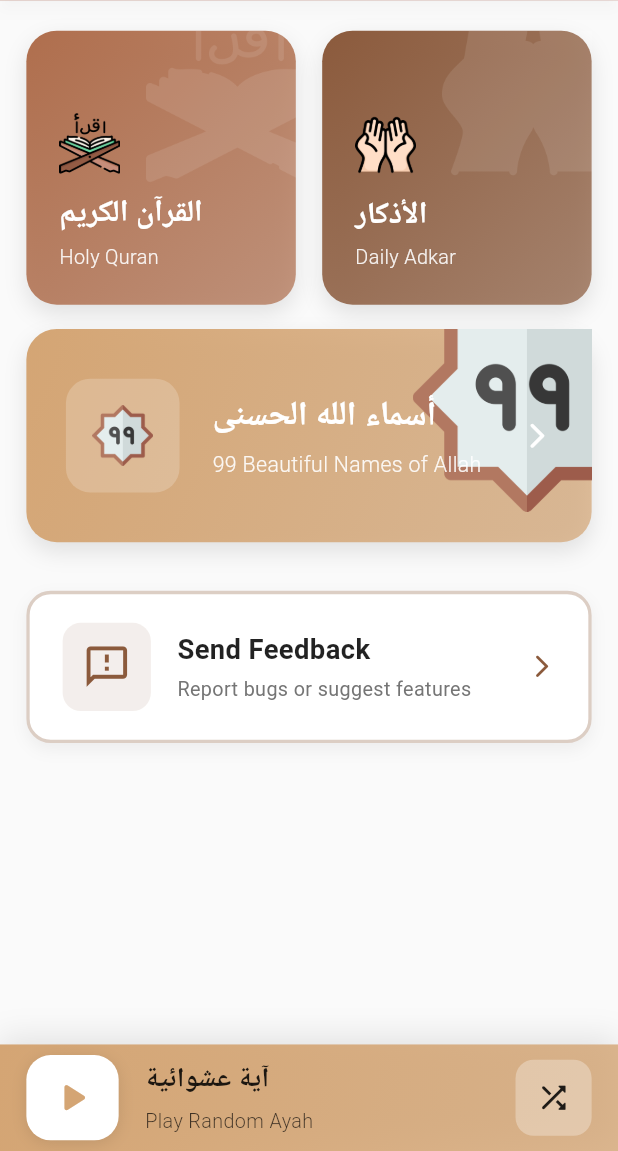
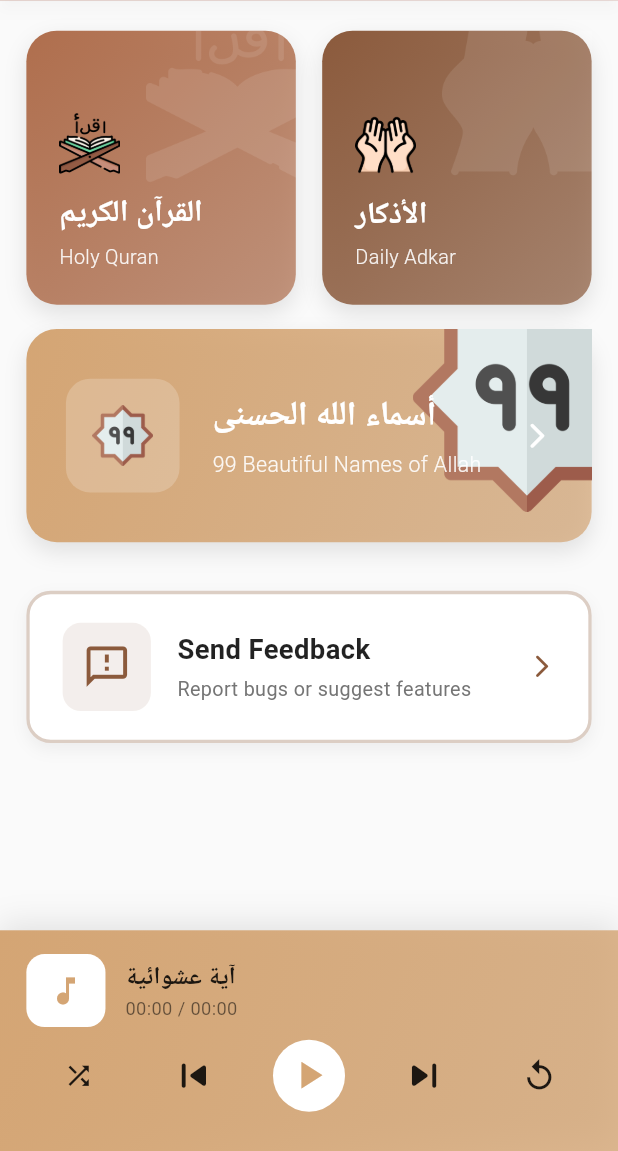
Before and after one commit to h0996g/h0996g.github.io, a Flutter app: the screen it shows after launch, on a phone screen of 412 x 824 dp, the part 85-1236 px from its top. Run offline on Flutter 3.47's test engine with Material 3 defaults, Android fonts, the light colour scheme and no system bars; our stand-ins replace dio, equatable, flutter_bloc, flutter_dotenv, flutter_screenutil, just_audio and 1 more; accounts and stored records are empty; Roboto replaces fonts that are missing (Amiri).

Commit message:
feat: Enhance bottom player with playback controls, progress display, and navigation for next, previous, and random audio.

```diff
--- a/lib/Feature/Home/presentation/manager/bottom_player_cubit.dart
+++ b/lib/Feature/Home/presentation/manager/bottom_player_cubit.dart
@@ -2,6 +2,7 @@ import 'package:flutter_bloc/flutter_bloc.dart';
 import 'package:just_audio/just_audio.dart';
 import 'package:noor/Feature/Home/data/repo/home_repo.dart';
 import 'package:noor/Feature/Home/presentation/manager/bottom_player_state.dart';
+import 'dart:math';
 
 class BottomPlayerCubit extends Cubit<BottomPlayerState> {
   final HomeRepository repository;
@@ -15,6 +16,51 @@ class BottomPlayerCubit extends Cubit<BottomPlayerState> {
         emit(state.copyWith(status: BottomPlayerStatus.stopped));
       }
     });
+
+    _audioPlayer.positionStream.listen((position) {
+      // Only emit if the second has changed to avoid excessive rebuilds
+      if (position.inSeconds != state.position.inSeconds) {
+        emit(state.copyWith(position: position));
+      }
+    });
+
+    _audioPlayer.durationStream.listen((duration) {
+      emit(state.copyWith(duration: duration ?? Duration.zero));
+    });
+  }
+
+  void seek(Duration position) {
+    _audioPlayer.seek(position);
+  }
+
+  Future<void> replay() async {
+    await _audioPlayer.seek(Duration.zero);
+    if (!_audioPlayer.playing) {
+      _audioPlayer.play();
+      emit(state.copyWith(status: BottomPlayerStatus.playing));
+    }
+  }
+
+  Future<void> playNext() async {
+    if (state.audioData?.id != null) {
+      // Loop or Clamp? Let's assume loop 1-100 as per user context
+      int nextId = state.audioData!.id! + 1;
+      if (nextId > 100) nextId = 1;
+      await playQuranAudio(nextId);
+    }
+  }
+
+  Future<void> playPrevious() async {
+    if (state.audioData?.id != null) {
+      int prevId = state.audioData!.id! - 1;
+      if (prevId < 1) prevId = 100;
+      await playQuranAudio(prevId);
+    }
+  }
+
+  Future<void> playRandomAyah() async {
+    final randomId = Random().nextInt(100) + 1; // 1 to 100
+    await playQuranAudio(randomId);
   }
 
   Future<void> playQuranAudio(int id) async {
--- a/lib/Feature/Home/presentation/manager/bottom_player_state.dart
+++ b/lib/Feature/Home/presentation/manager/bottom_player_state.dart
@@ -7,25 +7,39 @@ class BottomPlayerState extends Equatable {
   final BottomPlayerStatus status;
   final QuranAudioModel? audioData;
   final String? errorMessage;
+  final Duration position;
+  final Duration duration;
 
   const BottomPlayerState({
     this.status = BottomPlayerStatus.initial,
     this.audioData,
     this.errorMessage,
+    this.position = Duration.zero,
+    this.duration = Duration.zero,
   });
 
   BottomPlayerState copyWith({
     BottomPlayerStatus? status,
     QuranAudioModel? audioData,
     String? errorMessage,
+    Duration? position,
+    Duration? duration,
   }) {
     return BottomPlayerState(
       status: status ?? this.status,
       audioData: audioData ?? this.audioData,
       errorMessage: errorMessage ?? this.errorMessage,
+      position: position ?? this.position,
+      duration: duration ?? this.duration,
     );
   }
 
   @override
-  List<Object?> get props => [status, audioData, errorMessage];
+  List<Object?> get props => [
+    status,
+    audioData,
+    errorMessage,
+    position,
+    duration,
+  ];
 }
--- a/lib/Feature/Home/presentation/views/widgets/bottom_player_widget.dart
+++ b/lib/Feature/Home/presentation/views/widgets/bottom_player_widget.dart
@@ -17,7 +17,7 @@ class BottomPlayerWidget extends StatelessWidget {
           top: false,
           bottom: Platform.isIOS == false,
           child: Container(
-            height: 70.h,
+            height: 145.h,
             decoration: BoxDecoration(
               gradient: LinearGradient(
                 begin: Alignment.topLeft,
@@ -35,89 +35,158 @@ class BottomPlayerWidget extends StatelessWidget {
                 ),
               ],
             ),
-            child: Padding(
+            child: Column(
+              mainAxisAlignment: MainAxisAlignment.center,
+              children: [
+                // Info Row
+                Padding(
                   padding: EdgeInsets.symmetric(horizontal: 16.w),
                   child: Row(
                     children: [
-                  // Play Button
-                  GestureDetector(
-                    onTap: () {
-                      // Trigger play for ID 1 as requested
-                      context.read<BottomPlayerCubit>().playQuranAudio(1);
-                    },
-                    child: Container(
-                      width: 56.w,
-                      height: 56.h,
+                      Container(
+                        width: 48.w,
+                        height: 48.h,
                         decoration: BoxDecoration(
                           color: Colors.white,
-                        borderRadius: BorderRadius.circular(16.r),
-                        boxShadow: [
-                          BoxShadow(
-                            color: Colors.black.withValues(alpha: 0.1),
-                            blurRadius: 8.r,
-                            offset: Offset(0, 2.h),
+                          borderRadius: BorderRadius.circular(12.r),
                         ),
-                        ],
-                      ),
-                      child: _buildPlayIcon(state.status),
+                        child: Icon(
+                          Icons.music_note,
+                          color: AppColors.secondary,
                         ),
                       ),
-
-                  SizedBox(width: 16.w),
-
-                  // Text Content
+                      SizedBox(width: 12.w),
                       Expanded(
                         child: Column(
                           crossAxisAlignment: CrossAxisAlignment.start,
-                      mainAxisAlignment: MainAxisAlignment.center,
                           children: [
                             Text(
-                          'آية عشوائية',
+                              'آية عشوائية ${state.audioData?.id != null ? "#${state.audioData!.id}" : ""}',
                               style: TextStyle(
-                            fontSize: 18.sp,
+                                fontSize: 16.sp,
                                 fontWeight: FontWeight.bold,
                                 color: Colors.black87,
                                 fontFamily: 'Amiri',
                               ),
                             ),
-                        SizedBox(height: 4.h),
                             Text(
-                          state.status == BottomPlayerStatus.playing
-                              ? 'Playing...'
-                              : state.status == BottomPlayerStatus.loading
-                              ? 'Loading...'
-                              : 'Play Random Ayah',
+                              _formatDuration(state.position) +
+                                  " / " +
+                                  _formatDuration(state.duration),
                               style: TextStyle(
-                            fontSize: 13.sp,
-                            color: Colors.black.withValues(alpha: 0.7),
-                            fontWeight: FontWeight.w300,
+                                fontSize: 12.sp,
+                                color: Colors.black54,
+                              ),
+                            ),
+                          ],
                         ),
                       ),
                     ],
                   ),
                 ),
 
-                  // Shuffle Button (Can be used to generate random ID later)
+                SizedBox(height: 8.h),
+
+                // Controls Row
+                Row(
+                  mainAxisAlignment: MainAxisAlignment.spaceEvenly,
+                  children: [
+                    IconButton(
+                      onPressed: () =>
+                          context.read<BottomPlayerCubit>().playRandomAyah(),
+                      icon: Icon(
+                        Icons.shuffle,
+                        color: Colors.black87,
+                        size: 20.sp,
+                      ),
+                    ),
+                    IconButton(
+                      onPressed: () =>
+                          context.read<BottomPlayerCubit>().playPrevious(),
+                      icon: Icon(
+                        Icons.skip_previous_rounded,
+                        color: Colors.black87,
+                        size: 32.sp,
+                      ),
+                    ),
+
+                    // Play/Pause
                     GestureDetector(
                       onTap: () {
-                      // Future implementation for random ID
-                      context.read<BottomPlayerCubit>().playQuranAudio(1);
+                        if (state.audioData != null &&
+                            state.audioData!.id != null) {
+                          context.read<BottomPlayerCubit>().playQuranAudio(
+                            state.audioData!.id!,
+                          );
+                        } else {
+                          context.read<BottomPlayerCubit>().playRandomAyah();
+                        }
                       },
                       child: Container(
-                      padding: EdgeInsets.all(12.w),
+                        padding: EdgeInsets.all(8.w),
                         decoration: BoxDecoration(
-                        color: Colors.white.withValues(alpha: 0.3),
-                        borderRadius: BorderRadius.circular(12.r),
+                          color: Colors.white,
+                          shape: BoxShape.circle,
                         ),
-                      child: Icon(
-                        Icons.shuffle_rounded,
+                        child: _buildPlayIcon(state.status),
+                      ),
+                    ),
+
+                    IconButton(
+                      onPressed: () =>
+                          context.read<BottomPlayerCubit>().playNext(),
+                      icon: Icon(
+                        Icons.skip_next_rounded,
+                        color: Colors.black87,
+                        size: 32.sp,
+                      ),
+                    ),
+                    IconButton(
+                      onPressed: () =>
+                          context.read<BottomPlayerCubit>().replay(),
+                      icon: Icon(
+                        Icons.replay,
                         color: Colors.black87,
                         size: 24.sp,
                       ),
                     ),
-                  ),
                   ],
                 ),
+
+                // Progress Indicator
+                if (state.duration.inSeconds > 0)
+                  Padding(
+                    padding: EdgeInsets.symmetric(horizontal: 0),
+                    child: SliderTheme(
+                      data: SliderTheme.of(context).copyWith(
+                        thumbShape: RoundSliderThumbShape(
+                          enabledThumbRadius: 6.0,
+                        ),
+                        overlayShape: RoundSliderOverlayShape(
+                          overlayRadius: 14.0,
+                        ),
+                        trackHeight: 2.0,
+                        activeTrackColor: Colors.white,
+                        inactiveTrackColor: Colors.black12,
+                        thumbColor: Colors.white,
+                      ),
+                      child: Slider(
+                        value: state.position.inSeconds.toDouble().clamp(
+                          0,
+                          state.duration.inSeconds.toDouble(),
+                        ),
+                        max: state.duration.inSeconds.toDouble(),
+                        onChanged: (value) {
+                          context.read<BottomPlayerCubit>().seek(
+                            Duration(seconds: value.toInt()),
+                          );
+                        },
+                      ),
+                    ),
+                  )
+                else
+                  SizedBox(height: 10.h),
+              ],
             ),
           ),
         );
@@ -127,21 +196,25 @@ class BottomPlayerWidget extends StatelessWidget {
 
   Widget _buildPlayIcon(BottomPlayerStatus status) {
     if (status == BottomPlayerStatus.loading) {
-      return Padding(
-        padding: EdgeInsets.all(14.w),
+      return SizedBox(
+        width: 24.w,
+        height: 24.h,
         child: CircularProgressIndicator(
           strokeWidth: 2,
           color: AppColors.secondary,
         ),
       );
     } else if (status == BottomPlayerStatus.playing) {
-      return Icon(Icons.pause_rounded, color: AppColors.secondary, size: 32.sp);
+      return Icon(Icons.pause, color: AppColors.secondary, size: 30.sp);
     } else {
-      return Icon(
-        Icons.play_arrow_rounded,
-        color: AppColors.secondary,
-        size: 32.sp,
-      );
+      return Icon(Icons.play_arrow, color: AppColors.secondary, size: 30.sp);
     }
   }
+
+  String _formatDuration(Duration duration) {
+    String twoDigits(int n) => n.toString().padLeft(2, "0");
+    String twoDigitMinutes = twoDigits(duration.inMinutes.remainder(60));
+    String twoDigitSeconds = twoDigits(duration.inSeconds.remainder(60));
+    return "$twoDigitMinutes:$twoDigitSeconds";
   }
+}
```
Also changed, not shown: 1 other file. Lines whose indentation alone changed are shown as unchanged.
